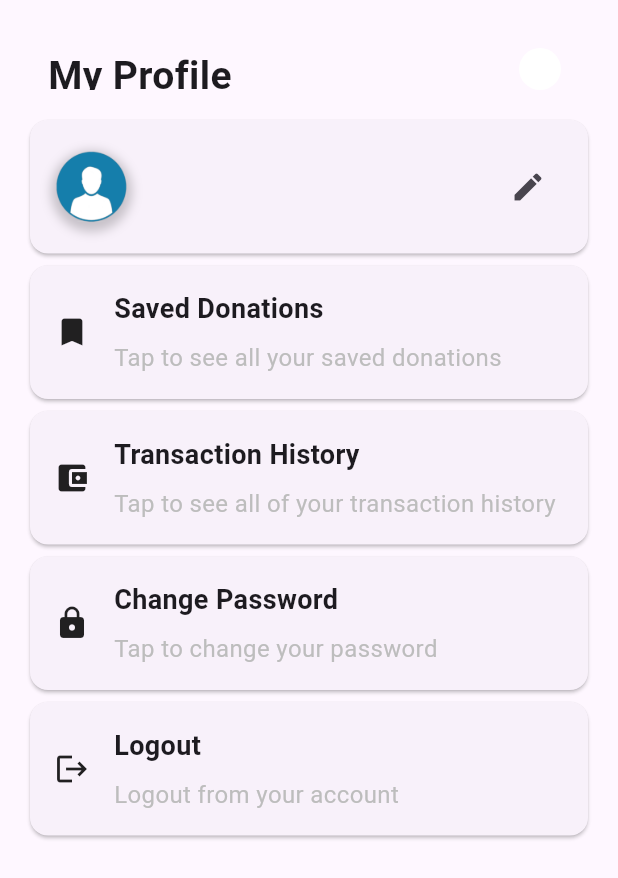
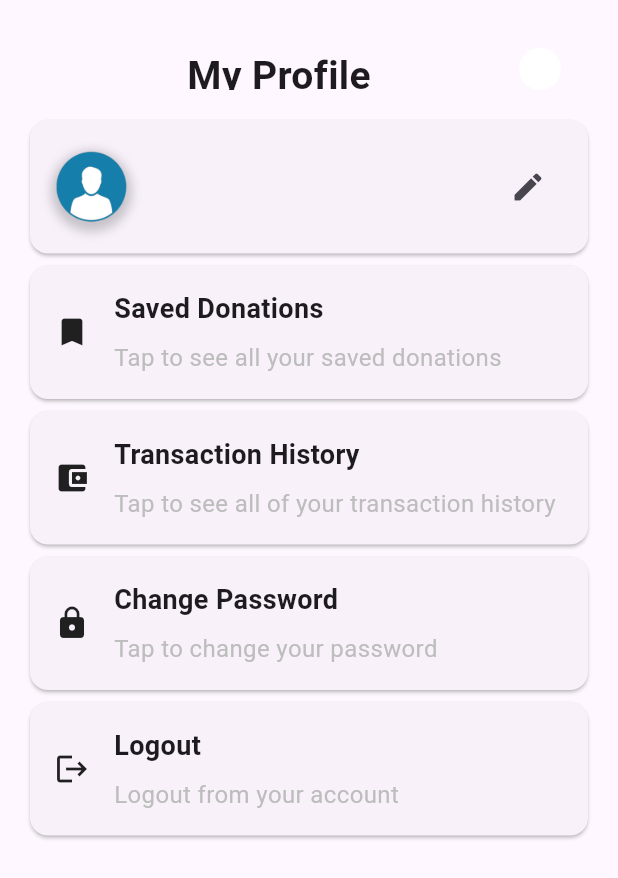
Before and after one commit to SamGun-Official/Donater.ly, a Flutter app: the ProfileScreen screen opened by its route, on a phone screen of 412 x 824 dp. Shown: the top 878 px of the screen. Run offline on Flutter 3.47's test engine with Material 2 defaults, Android fonts, the phone set to English and light mode, and no system bars; our stand-ins replace cloud_firestore, firebase_auth, firebase_core, sqflite; accounts and stored records are empty.

Commit message:
Update profile_screen.dart

```diff
--- a/lib/donater_screen/profile_screen.dart
+++ b/lib/donater_screen/profile_screen.dart
@@ -34,9 +34,13 @@ class _ProfileScreenState extends State<ProfileScreen> {
                     child: Row(
                       mainAxisAlignment: MainAxisAlignment.spaceBetween,
                       children: [
-                        Text(
-                          'My Profile',
-                          style: TextStyle(fontSize: 26, fontWeight: FontWeight.bold),
+                       Expanded(
+                          child: Center(
+                            child: Text(
+                              'My Profile',
+                              style: TextStyle(fontSize: 26, fontWeight: FontWeight.bold),
+                            ),
+                          ),
                         ),
                         CircleAvatar(
                           backgroundColor: Colors.white,
```
